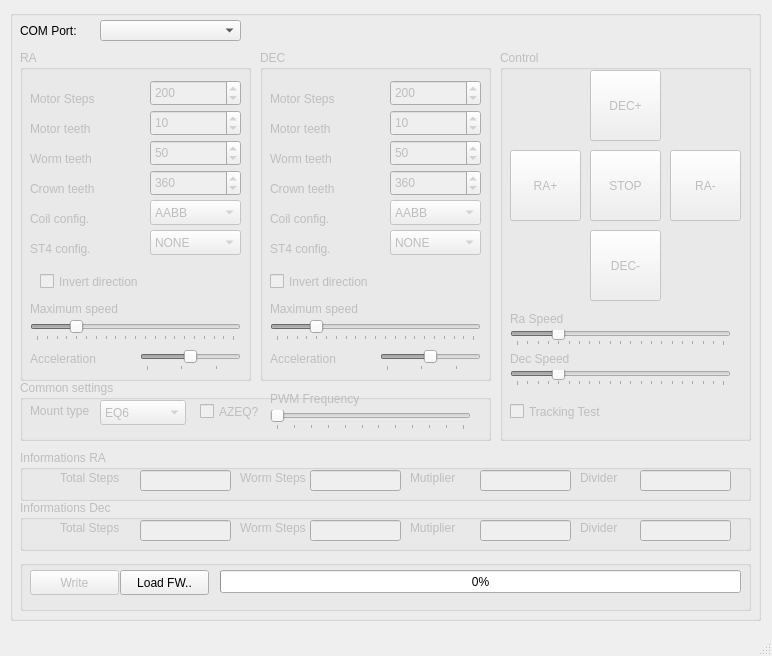
First picture: the form in mainwindow.ui, repository ahp-electronics/gt-configurator, before the edit.
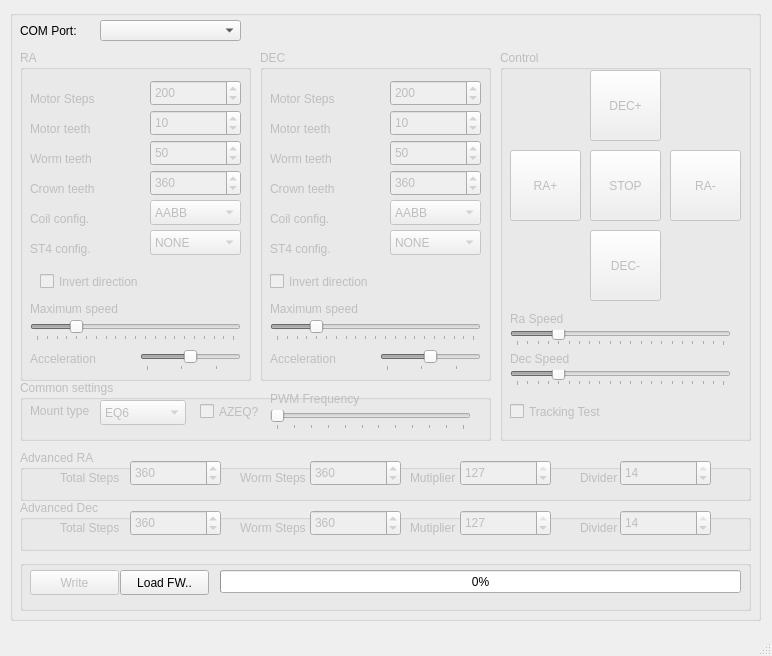
Second picture: the form after the edit.

Commit message: Editable advanced parameters

What changed in the file:
```diff
--- a/mainwindow.ui
+++ b/mainwindow.ui
@@ -330,7 +330,7 @@
        <rect>
         <x>20</x>
         <y>220</y>
-        <width>201</width>
+        <width>111</width>
         <height>23</height>
        </rect>
       </property>
@@ -698,7 +698,7 @@
        <rect>
         <x>10</x>
         <y>220</y>
-        <width>211</width>
+        <width>121</width>
         <height>23</height>
        </rect>
       </property>
@@ -1069,21 +1069,8 @@
       </rect>
      </property>
      <property name="title">
-      <string>Informations RA</string>
+      <string>Advanced RA</string>
      </property>
-     <widget class="QLineEdit" name="TotalSteps0">
-      <property name="geometry">
-       <rect>
-        <x>120</x>
-        <y>20</y>
-        <width>91</width>
-        <height>21</height>
-       </rect>
-      </property>
-      <property name="readOnly">
-       <bool>true</bool>
-      </property>
-     </widget>
      <widget class="QLabel" name="label_3">
       <property name="geometry">
        <rect>
@@ -1110,19 +1097,6 @@
        <string>Mutiplier</string>
       </property>
      </widget>
-     <widget class="QLineEdit" name="Divider0">
-      <property name="geometry">
-       <rect>
-        <x>620</x>
-        <y>20</y>
-        <width>91</width>
-        <height>21</height>
-       </rect>
-      </property>
-      <property name="readOnly">
-       <bool>true</bool>
-      </property>
-     </widget>
      <widget class="QLabel" name="label_9">
       <property name="geometry">
        <rect>
@@ -1136,19 +1110,6 @@
        <string>Worm Steps</string>
       </property>
      </widget>
-     <widget class="QLineEdit" name="WormSteps0">
-      <property name="geometry">
-       <rect>
-        <x>290</x>
-        <y>20</y>
-        <width>91</width>
-        <height>21</height>
-       </rect>
-      </property>
-      <property name="readOnly">
-       <bool>true</bool>
-      </property>
-     </widget>
      <widget class="QLabel" name="label_12">
       <property name="geometry">
        <rect>
@@ -1162,17 +1123,80 @@
        <string>Divider</string>
       </property>
      </widget>
-     <widget class="QLineEdit" name="Multiplier0">
+     <widget class="QSpinBox" name="TotalSteps0">
       <property name="geometry">
        <rect>
-        <x>460</x>
-        <y>20</y>
+        <x>110</x>
+        <y>10</y>
         <width>91</width>
-        <height>21</height>
+        <height>26</height>
        </rect>
       </property>
-      <property name="readOnly">
-       <bool>true</bool>
+      <property name="minimum">
+       <number>1</number>
+      </property>
+      <property name="maximum">
+       <number>16777215</number>
+      </property>
+      <property name="value">
+       <number>360</number>
+      </property>
+     </widget>
+     <widget class="QSpinBox" name="WormSteps0">
+      <property name="geometry">
+       <rect>
+        <x>290</x>
+        <y>10</y>
+        <width>91</width>
+        <height>26</height>
+       </rect>
+      </property>
+      <property name="minimum">
+       <number>1</number>
+      </property>
+      <property name="maximum">
+       <number>16777215</number>
+      </property>
+      <property name="value">
+       <number>360</number>
+      </property>
+     </widget>
+     <widget class="QSpinBox" name="Multiplier0">
+      <property name="geometry">
+       <rect>
+        <x>440</x>
+        <y>10</y>
+        <width>91</width>
+        <height>26</height>
+       </rect>
+      </property>
+      <property name="minimum">
+       <number>1</number>
+      </property>
+      <property name="maximum">
+       <number>127</number>
+      </property>
+      <property name="value">
+       <number>127</number>
+      </property>
+     </widget>
+     <widget class="QSpinBox" name="Divider0">
+      <property name="geometry">
+       <rect>
+        <x>600</x>
+        <y>10</y>
+        <width>91</width>
+        <height>26</height>
+       </rect>
+      </property>
+      <property name="minimum">
+       <number>1</number>
+      </property>
+      <property name="maximum">
+       <number>14</number>
+      </property>
+      <property name="value">
+       <number>14</number>
       </property>
      </widget>
     </widget>
@@ -1189,21 +1213,8 @@
       </rect>
      </property>
      <property name="title">
-      <string>Informations Dec</string>
+      <string>Advanced Dec</string>
      </property>
-     <widget class="QLineEdit" name="TotalSteps1">
-      <property name="geometry">
-       <rect>
-        <x>120</x>
-        <y>20</y>
-        <width>91</width>
-        <height>21</height>
-       </rect>
-      </property>
-      <property name="readOnly">
-       <bool>true</bool>
-      </property>
-     </widget>
      <widget class="QLabel" name="label_27">
       <property name="geometry">
        <rect>
@@ -1230,19 +1241,6 @@
        <string>Mutiplier</string>
       </property>
      </widget>
-     <widget class="QLineEdit" name="Divider1">
-      <property name="geometry">
-       <rect>
-        <x>620</x>
-        <y>20</y>
-        <width>91</width>
-        <height>21</height>
-       </rect>
-      </property>
-      <property name="readOnly">
-       <bool>true</bool>
-      </property>
-     </widget>
      <widget class="QLabel" name="label_29">
       <property name="geometry">
        <rect>
@@ -1256,19 +1254,6 @@
        <string>Worm Steps</string>
       </property>
      </widget>
-     <widget class="QLineEdit" name="WormSteps1">
-      <property name="geometry">
-       <rect>
-        <x>290</x>
-        <y>20</y>
-        <width>91</width>
-        <height>21</height>
-       </rect>
-      </property>
-      <property name="readOnly">
-       <bool>true</bool>
-      </property>
-     </widget>
      <widget class="QLabel" name="label_30">
       <property name="geometry">
        <rect>
@@ -1282,17 +1267,80 @@
        <string>Divider</string>
       </property>
      </widget>
-     <widget class="QLineEdit" name="Multiplier1">
+     <widget class="QSpinBox" name="TotalSteps1">
       <property name="geometry">
        <rect>
-        <x>460</x>
-        <y>20</y>
+        <x>110</x>
+        <y>10</y>
         <width>91</width>
-        <height>21</height>
+        <height>26</height>
        </rect>
       </property>
-      <property name="readOnly">
-       <bool>true</bool>
+      <property name="minimum">
+       <number>1</number>
+      </property>
+      <property name="maximum">
+       <number>16777215</number>
+      </property>
+      <property name="value">
+       <number>360</number>
+      </property>
+     </widget>
+     <widget class="QSpinBox" name="WormSteps1">
+      <property name="geometry">
+       <rect>
+        <x>290</x>
+        <y>10</y>
+        <width>91</width>
+        <height>26</height>
+       </rect>
+      </property>
+      <property name="minimum">
+       <number>1</number>
+      </property>
+      <property name="maximum">
+       <number>16777215</number>
+      </property>
+      <property name="value">
+       <number>360</number>
+      </property>
+     </widget>
+     <widget class="QSpinBox" name="Multiplier1">
+      <property name="geometry">
+       <rect>
+        <x>440</x>
+        <y>10</y>
+        <width>91</width>
+        <height>26</height>
+       </rect>
+      </property>
+      <property name="minimum">
+       <number>1</number>
+      </property>
+      <property name="maximum">
+       <number>127</number>
+      </property>
+      <property name="value">
+       <number>127</number>
+      </property>
+     </widget>
+     <widget class="QSpinBox" name="Divider1">
+      <property name="geometry">
+       <rect>
+        <x>600</x>
+        <y>10</y>
+        <width>91</width>
+        <height>26</height>
+       </rect>
+      </property>
+      <property name="minimum">
+       <number>1</number>
+      </property>
+      <property name="maximum">
+       <number>14</number>
+      </property>
+      <property name="value">
+       <number>14</number>
       </property>
      </widget>
     </widget>
```
Left out of the diff: 4 changed lines with no effect on the pictures. The commit also changes 1 other file.
